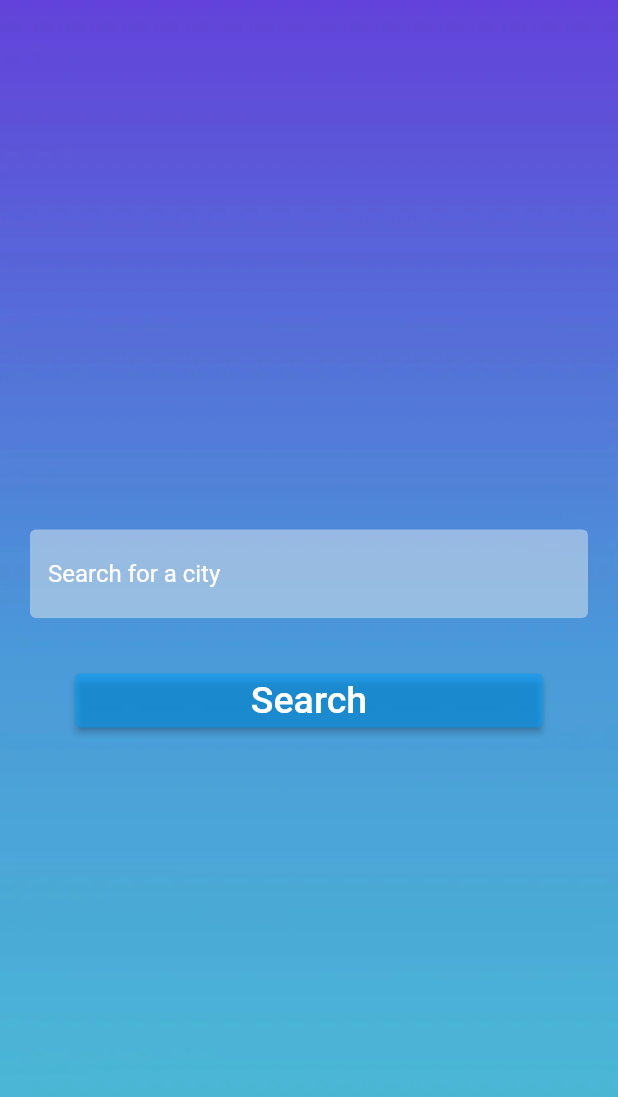
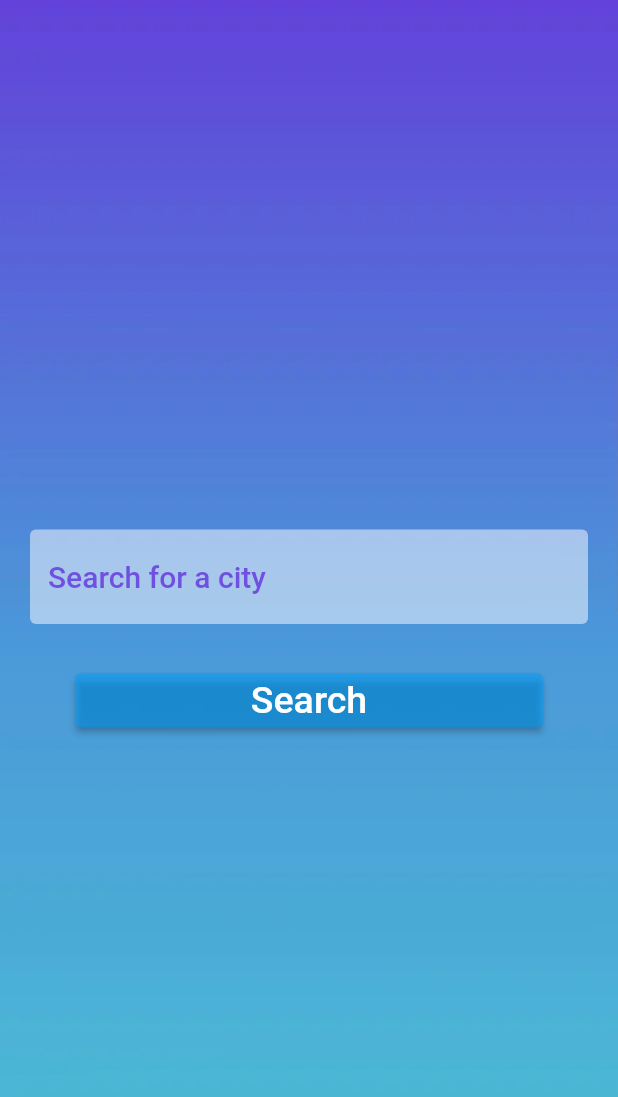
Before and after one commit to OspnkFive/weather, a Flutter app: the SearchPage screen opened directly, on a phone screen of 412 x 824 dp. Shown: the top 1097 px of the screen. Run offline on Flutter 3.47's test engine with Material 2 defaults, Android fonts, the phone set to English and light mode, and no system bars; our stand-ins replace flutter_spinkit, geolocator, permission_handler; missing offline and left inert: flutter_glow; network calls fail.

Commit message:
changed constant

```diff
--- a/lib/constants/colors.dart
+++ b/lib/constants/colors.dart
@@ -1,7 +1,7 @@
 import 'package:flutter/material.dart';
 
 class ColorsConstants {
-  static const Color whiteWithOpacity = Color.fromARGB(255, 224, 232, 236);
+  static const Color kTextColor = Color.fromARGB(137, 50, 50, 50);
   static const Color white = Colors.white;
-  static const Color mainViolet = Color.fromARGB(255, 111, 80, 224);
+  static const Color kMainViolet = Color.fromARGB(255, 111, 80, 224);
 }
--- /dev/null
+++ b/lib/constants/sizes.dart
@@ -0,0 +1,7 @@
+class FontSize {
+  static const double kXSmall = 16;
+  static const double kSmall = 18;
+  static const double kMedium = 20;
+  static const double kLarge = 25;
+  static const double kExtraLarge = 32;
+}
--- a/lib/pages/home_page.dart
+++ b/lib/pages/home_page.dart
@@ -8,6 +8,7 @@ import 'package:weather_project/pages/search_page.dart';
 import 'package:weather_project/widgets/bottom_list_view.dart';
 import 'package:weather_project/widgets/city_view.dart';
 
+import '../constants/sizes.dart';
 import '../models/weather_forecast_daily.dart';
 
 class HomePage extends StatefulWidget {
@@ -62,7 +63,7 @@ class _HomePageState extends State<HomePage> {
             ),
             title: Text(
               'Weather app',
-              style: TextStyle(fontWeight: FontWeight.bold, fontSize: 17),
+              style: TextStyle(fontWeight: FontWeight.bold, fontSize: FontSize.kSmall),
             ),
             actions: [
               IconButton(
@@ -106,7 +107,7 @@ class _HomePageState extends State<HomePage> {
                         child: Text(
                       'City not found\n Please enter correct city',
                       style:
-                          TextStyle(fontSize: 25, color: ColorsConstants.white),
+                          TextStyle(fontSize: FontSize.kLarge, color: ColorsConstants.white),
                       textAlign: TextAlign.center,
                     ));
                   }
--- a/lib/pages/search_page.dart
+++ b/lib/pages/search_page.dart
@@ -1,5 +1,7 @@
 import 'package:flutter/material.dart';
 import 'package:weather_project/constants/colors.dart';
+
+import '../constants/sizes.dart';
 
 class SearchPage extends StatefulWidget {
   const SearchPage({Key? key}) : super(key: key);
@@ -36,13 +38,13 @@ class _SearchPageState extends State<SearchPage> {
                   decoration: InputDecoration(
                       hintText: 'Search for a city',
                       hintStyle: const TextStyle(
-                        color: ColorsConstants.white,
-                      ),
+                          color: ColorsConstants.kMainViolet,
+                          fontSize: FontSize.kMedium,
+                          fontWeight: FontWeight.w500),
                       border:
                           const OutlineInputBorder(borderSide: BorderSide.none),
                       filled: true,
-                      fillColor:
-                          ColorsConstants.whiteWithOpacity.withOpacity(0.5)),
+                      fillColor: ColorsConstants.white.withOpacity(0.5)),
                   onChanged: (value) => cityName = value,
                 ),
               ),
@@ -54,7 +56,7 @@ class _SearchPageState extends State<SearchPage> {
                     child: const Text(
                       'Search',
                       style: TextStyle(
-                        fontSize: 25,
+                        fontSize: FontSize.kLarge,
                         fontWeight: FontWeight.w500,
                       ),
                     ),
--- a/lib/utils/forecast.dart
+++ b/lib/utils/forecast.dart
@@ -2,7 +2,7 @@ import 'package:intl/intl.dart';
 
 class Util {
   static String getFormattedDate(DateTime dateTime) {
-    return DateFormat('EEE, MMM d').format(dateTime); //Tue, May 5, 2022
+    return DateFormat('EEE, MMM d').format(dateTime);
   }
 
   static String findIcon(String name, bool type) {
--- a/lib/widgets/bottom_list_view.dart
+++ b/lib/widgets/bottom_list_view.dart
@@ -2,6 +2,7 @@ import 'package:flutter/material.dart';
 import 'package:weather_project/constants/colors.dart';
 import 'package:weather_project/widgets/card_forecast.dart';
 
+import '../constants/sizes.dart';
 import '../models/weather_forecast_daily.dart';
 
 class ButtomListView extends StatelessWidget {
@@ -22,7 +23,7 @@ class ButtomListView extends StatelessWidget {
           Text(
             '16 - days weather forecast'.toUpperCase(),
             style: const TextStyle(
-              fontSize: 20,
+              fontSize: FontSize.kMedium,
               fontWeight: FontWeight.bold,
               color: ColorsConstants.white,
             ),
--- a/lib/widgets/card_forecast.dart
+++ b/lib/widgets/card_forecast.dart
@@ -1,5 +1,6 @@
 import 'package:flutter/material.dart';
 import 'package:weather_project/constants/colors.dart';
+import 'package:weather_project/constants/sizes.dart';
 
 import '../utils/forecast.dart';
 
@@ -16,7 +17,7 @@ Widget forecastCard(AsyncSnapshot snapshot, int index) {
     children: [
       Text(
         '$tempMin °C',
-        style: const TextStyle(color: ColorsConstants.white, fontSize: 20),
+        style: const TextStyle(color: ColorsConstants.white, fontSize: FontSize.kMedium),
       ),
       Image(
         image: AssetImage(
@@ -28,7 +29,7 @@ Widget forecastCard(AsyncSnapshot snapshot, int index) {
       ),
       Text(
         dayOfWeek,
-        style: const TextStyle(color: ColorsConstants.white, fontSize: 20),
+        style: const TextStyle(color: ColorsConstants.white, fontSize: FontSize.kMedium),
       )
     ],
   );
```
Also changed, not shown: lib/api/weather_api.dart (+4 -4 lines), lib/constants/constants.dart (+8 -8 lines), lib/widgets/city_view.dart (+6 -4 lines), lib/widgets/temperature_view.dart (+8 -7 lines), 3 other files.
